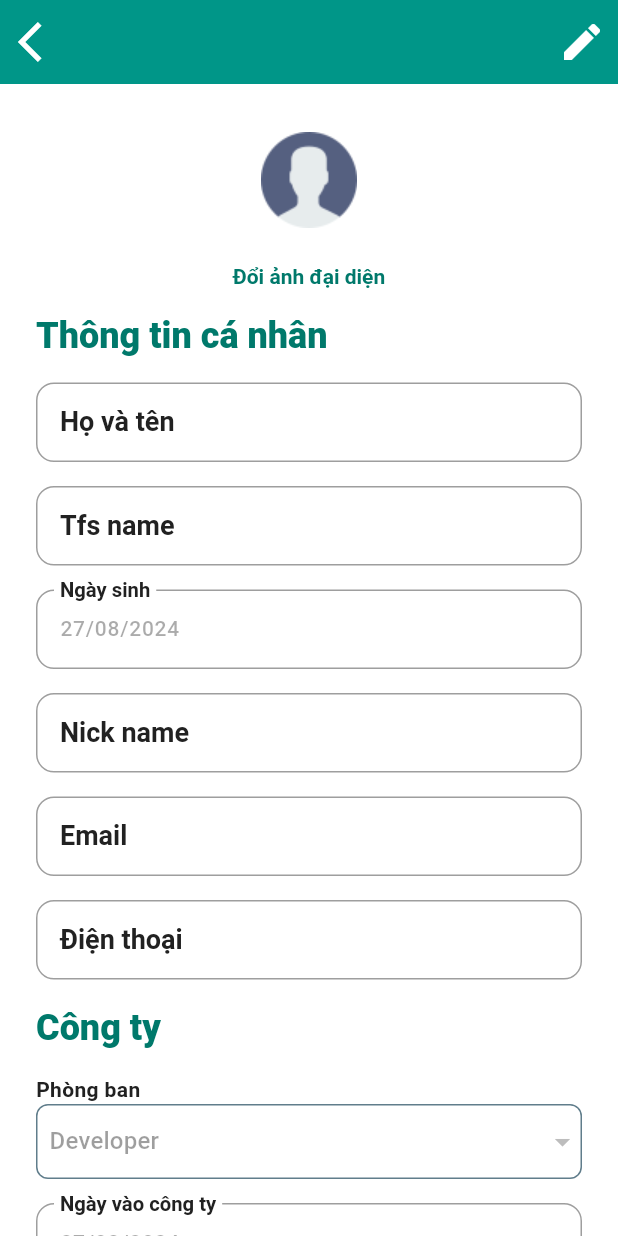
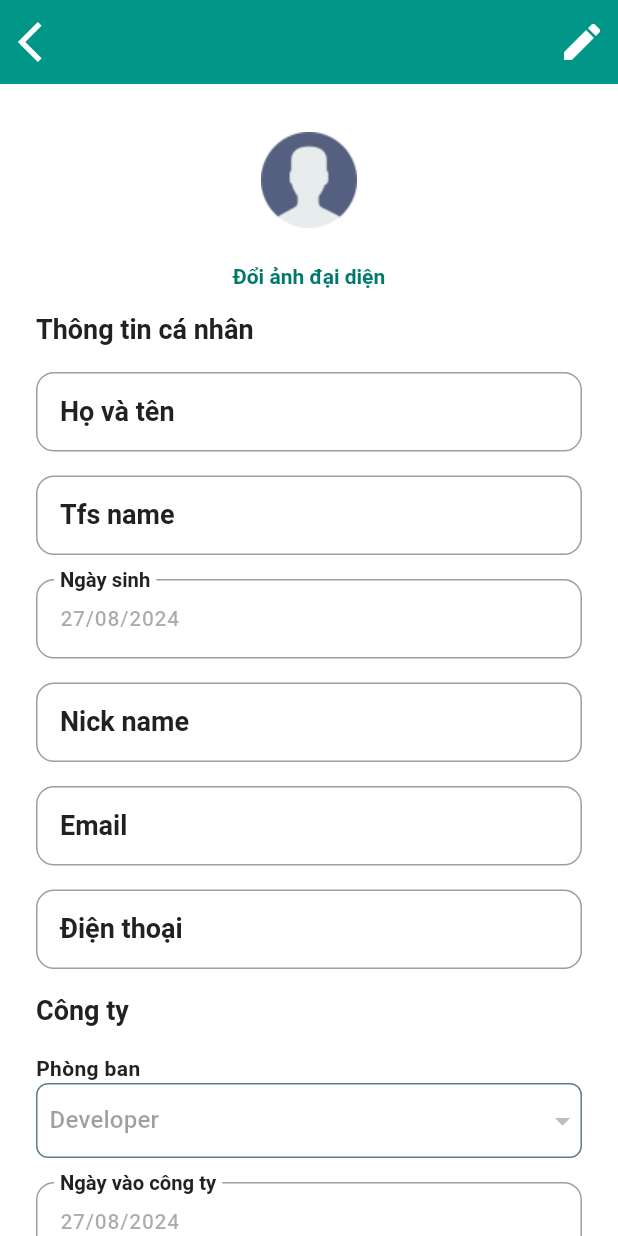
Before and after one commit to super-novey/cst_aqtech, a Flutter app: the EmployeeDetailScreen screen opened directly, on a phone screen of 412 x 824 dp. Run offline on Flutter 3.47's test engine with Material 3 defaults, Android fonts, the phone set to English and light mode, and no system bars; our stand-ins replace connectivity_plus, get, iconsax, lottie, shimmer, smooth_page_indicator.

Commit message:
create home layout

```diff
--- a/lib/common/widgets/texts/section_heading.dart
+++ b/lib/common/widgets/texts/section_heading.dart
@@ -1,23 +1,36 @@
 import 'package:flutter/material.dart';
-import 'package:hrm_aqtech/utils/constants/colors.dart';
 
-class SectionHeading extends StatelessWidget {
-  final String text;
-  final Color textColor = MyColors.dartPrimaryColor;
+class MySectionHeading extends StatelessWidget {
+  final Color? textColor;
+  final bool showActionButton;
+  final String title, buttonTitle;
+  final void Function()? onPressed;
 
-  const SectionHeading({
-    super.key,
-    required this.text,
-  });
+  const MySectionHeading(
+      {super.key,
+      this.onPressed,
+      this.textColor,
+      this.buttonTitle = 'Xem tất cả',
+      required this.title,
+      this.showActionButton = false});
 
   @override
   Widget build(BuildContext context) {
-    return Text(
-      text,
-      style: Theme.of(context)
-          .textTheme
-          .headlineMedium!
-          .apply(color: textColor, fontWeightDelta: 2),
+    return Row(
+      mainAxisAlignment: MainAxisAlignment.spaceBetween,
+      children: [
+        Text(
+          title,
+          style: Theme.of(context)
+              .textTheme
+              .headlineSmall!
+              .apply(color: textColor),
+          maxLines: 1,
+          overflow: TextOverflow.ellipsis,
+        ),
+        if (showActionButton)
+          TextButton(onPressed: onPressed, child: Text(buttonTitle))
+      ],
     );
   }
 }
--- a/lib/features/employee_management/views/employee_details/employee_detail.dart
+++ b/lib/features/employee_management/views/employee_details/employee_detail.dart
@@ -93,8 +93,8 @@ class EmployeeDetailScreen extends StatelessWidget {
                   ),
                 ),
                 // 2.
-                const SectionHeading(
-                  text: "Thông tin cá nhân",
+                const MySectionHeading(
+                  title: "Thông tin cá nhân",
                 ),
 
                 const SizedBox(
@@ -143,8 +143,8 @@ class EmployeeDetailScreen extends StatelessWidget {
                 const SizedBox(
                   height: MySizes.spaceBtwItems,
                 ),
-                const SectionHeading(
-                  text: "Công ty",
+                const MySectionHeading(
+                  title: "Công ty",
                 ),
 
                 const SizedBox(
--- a/lib/utils/themes/custom_themes/app_bar_theme.dart
+++ b/lib/utils/themes/custom_themes/app_bar_theme.dart
@@ -4,6 +4,7 @@ import 'package:hrm_aqtech/utils/constants/sizes.dart';
 
 class MyAppBarTheme {
   static const lightAppBarTheme = AppBarTheme(
+      centerTitle: false,
       scrolledUnderElevation: 0,
       elevation: 0,
       backgroundColor: Colors.transparent,
```
Also changed, not shown: lib/common/styles/curved_edges.dart (added, +33 -0 lines), lib/common/widgets/appbar/appbar.dart (added, +49 -0 lines), lib/common/widgets/appbar/notification_icon.dart (added, +43 -0 lines), lib/common/widgets/container/rounded_container.dart (added, +44 -0 lines), lib/common/widgets/header/circular_container.dart (added, +36 -0 lines), lib/common/widgets/header/curved_edges_widget.dart (added, +13 -0 lines), lib/common/widgets/header/primary_header_container.dart (added, +37 -0 lines), lib/features/home/home_screen.dart (added, +154 -0 lines), lib/features/home/widgets/home_appbar.dart (added, +35 -0 lines), lib/navigation_menu.dart (+7 -5 lines).
